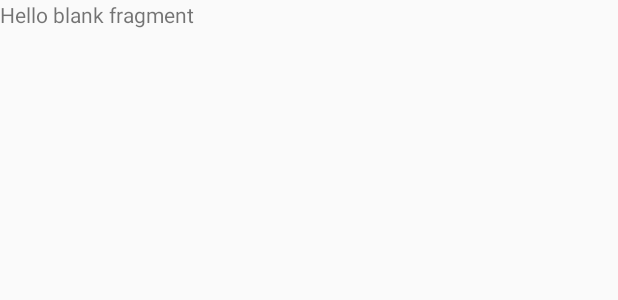
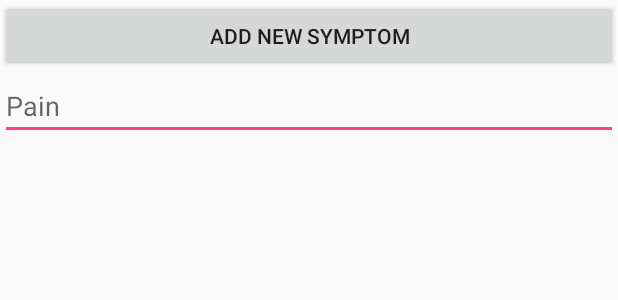
Before and after one commit to Seichis/Symptoms, an Android app: the layout fragment_symptom.xml on its own in the app's theme, with its tools: preview values and no code run, on a phone screen of 412 x 824 dp. Shown: the top 300 px of the screen. Run offline under Robolectric (Android 15) with nearby library versions, the phone set to English and light mode, and no system bars.

```diff
--- a/app/src/main/java/com/masterthesis/personaldata/symptoms/DAO/model/DatabaseHelper.java
+++ b/app/src/main/java/com/masterthesis/personaldata/symptoms/DAO/model/DatabaseHelper.java
@@ -16,7 +16,7 @@ import com.j256.ormlite.table.TableUtils;
 public class DatabaseHelper extends OrmLiteSqliteOpenHelper {
 
     private static final String DATABASE_NAME = "symptoms_first.db";
-    private static final int DATABASE_VERSION = 10;
+    private static final int DATABASE_VERSION = 11;
     private final String LOG_NAME = getClass().getName();
     private Dao<Diary, Integer> diaryDAO;
     private Dao<Symptom, Integer> symptomDAO;
--- a/app/src/main/java/com/masterthesis/personaldata/symptoms/MainActivity.java
+++ b/app/src/main/java/com/masterthesis/personaldata/symptoms/MainActivity.java
@@ -23,6 +23,7 @@ import com.masterthesis.personaldata.symptoms.DAO.model.Symptom;
 import com.masterthesis.personaldata.symptoms.fragments.DiaryFragment;
 import com.masterthesis.personaldata.symptoms.fragments.HomeFragment;
 import com.masterthesis.personaldata.symptoms.fragments.SymptomFragment;
+import com.masterthesis.personaldata.symptoms.managers.DiaryManager;
 import com.ogaclejapan.smarttablayout.SmartTabLayout;
 import com.ogaclejapan.smarttablayout.utils.v4.FragmentPagerItemAdapter;
 import com.ogaclejapan.smarttablayout.utils.v4.FragmentPagerItems;
@@ -104,6 +105,8 @@ public class MainActivity extends AppCompatActivity
             Log.i(TAG, "Service running");
         }
 
+        DiaryManager diaryManager=DiaryManager.getInstance();
+        diaryManager.init(this);
 
     }
 
--- a/app/src/main/java/com/masterthesis/personaldata/symptoms/fragments/DiaryFragment.java
+++ b/app/src/main/java/com/masterthesis/personaldata/symptoms/fragments/DiaryFragment.java
@@ -116,7 +116,6 @@ public class DiaryFragment extends Fragment implements CoolDragAndDropGridView.D
         View view = inflater.inflate(R.layout.fragment_diary, container, false);
         ButterKnife.bind(this, view);
         diaryManager = DiaryManager.getInstance();
-        diaryManager.init(getContext());
         try {
             diaries = diaryManager.getDiaries();
             if (!diaries.isEmpty()) {
@@ -124,9 +123,8 @@ public class DiaryFragment extends Fragment implements CoolDragAndDropGridView.D
                     mItems.add(new Item(R.drawable.ic_local_search_airport_highlighted, 3, d.getName(), d.getDescription()));
                     Log.i(TAG,"name"+d.getName());
                     Log.i(TAG,"description"+d.getDescription());
-                    Log.i(TAG,"symptom1"+d.getSymptom1().isEmpty());
-                    Log.i(TAG,"symptom2"+d.getSymptom2().isEmpty());
-                    Log.i(TAG,"symptom3"+d.getSymptom3().isEmpty());
+                    Log.i(TAG,"symptoms"+d.getSymptoms().isEmpty());
+
                 }
             }
 //            mItemAdapter.notifyDataSetChanged();
--- a/app/src/main/res/layout/fragment_symptom.xml
+++ b/app/src/main/res/layout/fragment_symptom.xml
@@ -1,13 +1,18 @@
-<FrameLayout xmlns:android="http://schemas.android.com/apk/res/android"
+<RelativeLayout xmlns:android="http://schemas.android.com/apk/res/android"
     xmlns:tools="http://schemas.android.com/tools"
     android:layout_width="match_parent"
     android:layout_height="match_parent"
     tools:context="com.masterthesis.personaldata.symptoms.fragments.SymptomFragment">
 
-    <!-- TODO: Update blank fragment layout -->
-    <TextView
+    <Button
         android:layout_width="match_parent"
-        android:layout_height="match_parent"
-        android:text="@string/hello_blank_fragment" />
-
-</FrameLayout>
+        android:layout_height="wrap_content"
+        android:id="@+id/add_symptom_button"
+        android:text="Add new symptom"/>
+    <EditText
+        android:layout_width="match_parent"
+        android:layout_height="wrap_content"
+        android:id="@+id/input_symptom_type"
+        android:layout_below="@+id/add_symptom_button"
+        android:hint="Pain"/>
+</RelativeLayout>
```
Also changed, not shown: app/src/main/java/com/masterthesis/personaldata/symptoms/DAO/model/Diary.java (+8 -29 lines), app/src/main/java/com/masterthesis/personaldata/symptoms/fragments/SymptomFragment.java (+37 -12 lines), app/src/main/java/com/masterthesis/personaldata/symptoms/managers/DiaryManager.java (+45 -20 lines).
